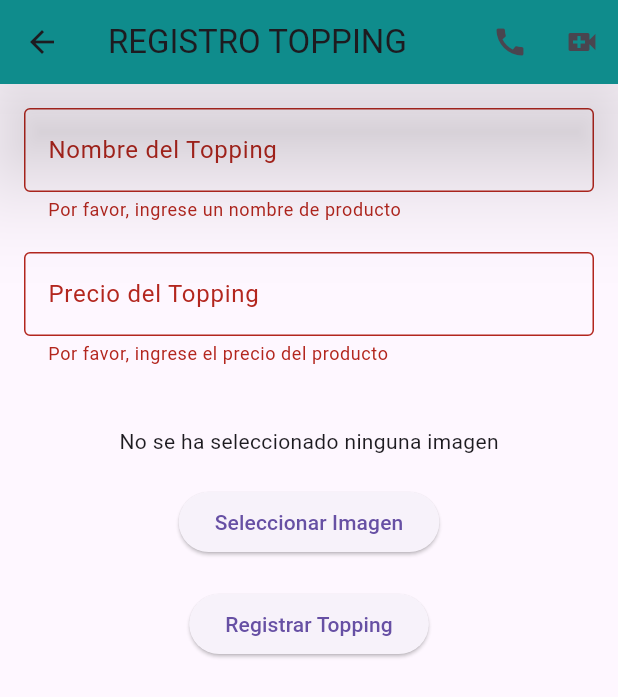
After one commit to vanessa515/MALIBU, a Flutter app: the RegistroTopping screen opened by its route, after a tap on "Registrar Topping", on a phone screen of 412 x 824 dp. The commit adds this screen. Shown: the top 697 px of the screen. Run offline on Flutter 3.47's test engine with Material 3 defaults, Android fonts, the phone set to English and light mode, and no system bars; our stand-ins replace file_picker, get, supabase_flutter; accounts and stored records are empty.

Commit message:
registro topping

```diff
--- a/malibu/lib/main.dart
+++ b/malibu/lib/main.dart
@@ -1,5 +1,6 @@
 import 'package:flutter/material.dart';
 import 'package:malibu/screen/registrar_cat.dart';
+import 'package:malibu/screen/registrar_topp.dart';
 import 'package:malibu/screen/home.dart';
 import 'package:get/get.dart';
 import 'package:malibu/screen/registrar_prod.dart';
@@ -31,6 +32,7 @@ class MyApp extends StatelessWidget {
       [GetPage(name: '/', page: ()=> Home() ),
        GetPage(name: '/registrocat', page: ()=> RegistroCategoria() ),
        GetPage(name: '/registroprod', page: ()=> RegistroProducto() ),
+          GetPage(name: '/registrartopp', page: ()=> RegistroTopping() ),
       ],
 
       initialRoute: '/',
--- /dev/null
+++ b/malibu/lib/screen/registrar_topp.dart
@@ -0,0 +1,187 @@
+import 'package:flutter/material.dart';
+import 'package:supabase_flutter/supabase_flutter.dart';
+import '../constants/custom_appbar.dart';
+import 'package:file_picker/file_picker.dart';
+import 'dart:io';
+import 'dart:typed_data'; // Para manejar bytes en web
+import 'package:flutter/foundation.dart' show kIsWeb; // Para verificar si estamos en web
+
+class RegistroTopping extends StatefulWidget {
+  const RegistroTopping({super.key});
+
+  @override
+  State<RegistroTopping> createState() => _RegistroToppingState();
+}
+
+class _RegistroToppingState extends State<RegistroTopping> {
+  final _formKey = GlobalKey<FormState>();
+  final TextEditingController _nombreController = TextEditingController();
+  final TextEditingController _precioController = TextEditingController();
+  bool _isSubmitting = false;
+  File? _image;
+  Uint8List? _webImage; // Para almacenar la imagen en web
+  String? _imageName; // Para almacenar el nombre de la imagen
+
+
+  Future<void> _pickImage() async {
+    try {
+      final result = await FilePicker.platform.pickFiles(
+        type: FileType.image,
+      );
+
+      if (result != null && result.files.isNotEmpty) {
+        if (kIsWeb) {
+          // En web usamos los bytes
+          setState(() {
+            _webImage = result.files.first.bytes;
+            _imageName = result.files.first.name; // Guardar el nombre de la imagen
+          });
+        } else {
+          // En móviles/escritorio usamos la ruta del archivo
+          setState(() {
+            _image = File(result.files.first.path!);
+            _imageName = result.files.first.name; // Guardar el nombre de la imagen
+          });
+        }
+      } else {
+        ScaffoldMessenger.of(context).showSnackBar(
+          SnackBar(content: Text('No se ha seleccionado ninguna imagen')),
+        );
+      }
+    } catch (e) {
+      ScaffoldMessenger.of(context).showSnackBar(
+        SnackBar(content: Text('Error al seleccionar imagen: $e')),
+      );
+    }
+  }
+
+  Future<void> _registrarTopping() async {
+    if (_formKey.currentState!.validate()) {
+      setState(() {
+        _isSubmitting = true;
+      });
+
+      try {
+        double precio = double.tryParse(_precioController.text) ?? 0.0;
+
+        final response = await Supabase.instance.client
+            .from("topping")
+            .insert({
+              'nombre': _nombreController.text,
+              'precio': precio,
+              'foto': _imageName, // Registrar el nombre de la imagen aquí
+              'estatus': 1,
+            })
+            .select();
+
+        setState(() {
+          _isSubmitting = false;
+        });
+
+        if (response.isNotEmpty) {
+          ScaffoldMessenger.of(context).showSnackBar(
+            SnackBar(content: Text('Producto registrado exitosamente')),
+          );
+          _nombreController.clear();
+          _precioController.clear();
+          setState(() {
+            _image = null;
+            _webImage = null;
+            _imageName = null; // Reiniciar el nombre de la imagen
+          });
+        } else {
+          ScaffoldMessenger.of(context).showSnackBar(
+            SnackBar(content: Text('Error al registrar producto')),
+          );
+        }
+      } catch (e) {
+        setState(() {
+          _isSubmitting = false;
+        });
+        ScaffoldMessenger.of(context).showSnackBar(
+          SnackBar(content: Text('Error: $e')),
+        );
+      }
+    }
+  }
+
+  @override
+  void dispose() {
+    _nombreController.dispose();
+    _precioController.dispose();
+    super.dispose();
+  }
+
+  @override
+  Widget build(BuildContext context) {
+    return Scaffold(
+      appBar: CustomAppbar(
+        titulo: 'REGISTRO TOPPING',
+        colorsito: Colors.teal,
+      ),
+      body: Padding(
+        padding: const EdgeInsets.all(16.0),
+        child: Form(
+          key: _formKey,
+          child: Column(
+            children: [
+              TextFormField(
+                controller: _nombreController,
+                decoration: InputDecoration(
+                  labelText: 'Nombre del Topping',
+                  border: OutlineInputBorder(),
+                ),
+                validator: (value) {
+                  if (value == null || value.isEmpty) {
+                    return 'Por favor, ingrese un nombre de producto';
+                  }
+                  return null;
+                },
+              ),
+              const SizedBox(height: 20),
+              TextFormField(
+                controller: _precioController,
+                decoration: InputDecoration(
+                  labelText: 'Precio del Topping',
+                  border: OutlineInputBorder(),
+                ),
+                keyboardType: TextInputType.number,
+                validator: (value) {
+                  if (value == null || value.isEmpty) {
+                    return 'Por favor, ingrese el precio del producto';
+                  }
+                  if (double.tryParse(value) == null) {
+                    return 'Por favor, ingrese un precio válido';
+                  }
+                  return null;
+                },
+              ),
+              const SizedBox(height: 20),
+              // Dropdown para seleccionar categoría
+
+              const SizedBox(height: 20),
+              // Mostrar imagen según la plataforma
+              _image != null
+                  ? Image.file(_image!, height: 150)
+                  : _webImage != null
+                      ? Image.memory(_webImage!, height: 150)
+                      : Text('No se ha seleccionado ninguna imagen'),
+              const SizedBox(height: 20),
+              ElevatedButton(
+                onPressed: _pickImage,
+                child: Text('Seleccionar Imagen'),
+              ),
+              const SizedBox(height: 20),
+              _isSubmitting
+                  ? CircularProgressIndicator()
+                  : ElevatedButton(
+                      onPressed: _registrarTopping,
+                      child: Text('Registrar Topping'),
+                    ),
+            ],
+          ),
+        ),
+      ),
+    );
+  }
+}
```
Also changed, not shown: malibu/lib/constants/custom_drawer.dart (+11 -1 lines).
